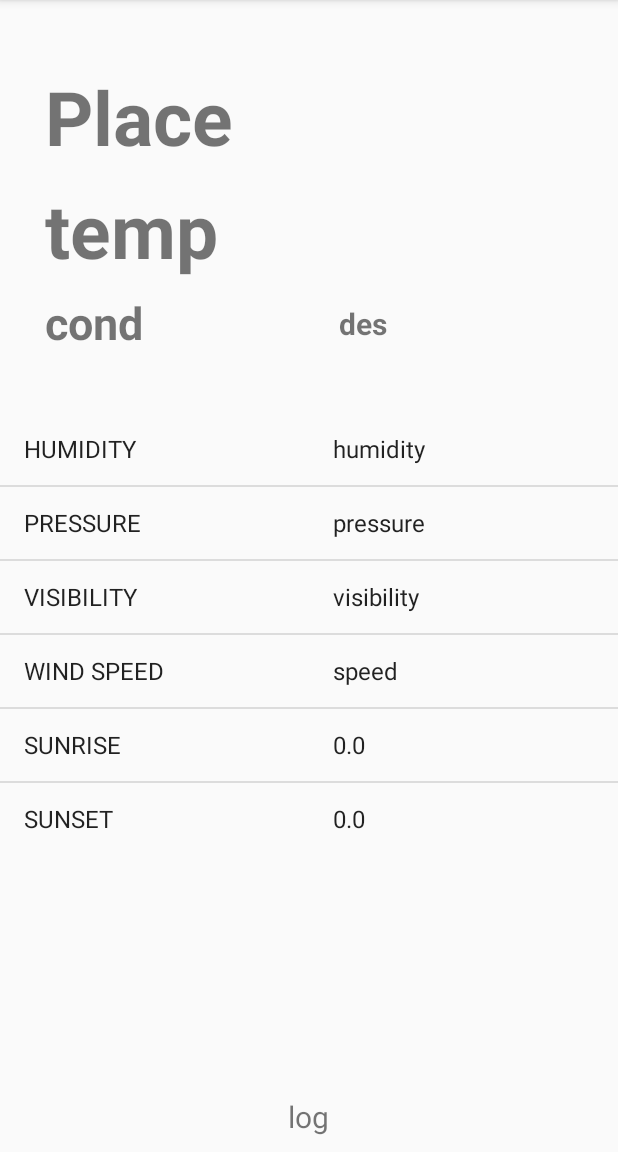
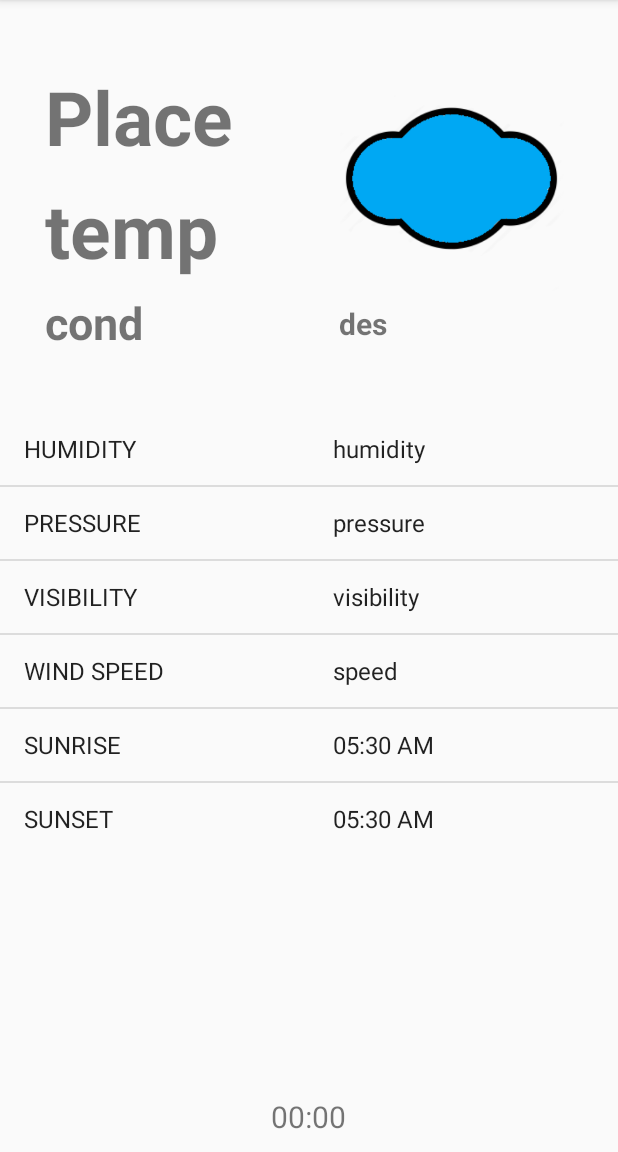
Before and after one commit to theanandankit/WeatherApp, an Android app: the screen it shows after launch (MainActivity), on a phone screen of 412 x 824 dp, the part 84-1236 px from its top. Run offline under Robolectric (Android 15) with nearby library versions, the phone set to English and light mode, and no system bars.

Commit message:
java code update

```diff
--- a/app/src/main/java/com/example/weatherapp/MainActivity.java
+++ b/app/src/main/java/com/example/weatherapp/MainActivity.java
@@ -49,7 +49,7 @@ import java.util.Date;
 public class MainActivity extends AppCompatActivity implements LocationListener, NavigationView.OnNavigationItemSelectedListener {
     public static double log, lat;
     LocationManager locationManager;
-    public static String fg, name, desc, io, humidity, pressure, speed, description;
+    public static String fg, name, desc, io, humidity, pressure, speed, description,current_time;
     public String TAG = "MainActivity.class";
     public static int temp, visibility;
     public static long sunr, suns;
@@ -310,6 +310,8 @@ public class MainActivity extends AppCompatActivity implements LocationListener,
         editor.putString("speed", speed);
         editor.putLong("sunrise", sunr);
         editor.putLong("sunset", suns);
+        editor.putInt("imageid",updateimage(desc));
+        editor.putString("current_time",current_time);
 
         editor.apply();
 
@@ -325,9 +327,12 @@ public class MainActivity extends AppCompatActivity implements LocationListener,
         as.add(sharedPreferences.getString("pressure","pressure"));
         as.add(sharedPreferences.getString("visibility","visibility"));
         as.add(sharedPreferences.getString("speed","speed"));
-        as.add(Double.toString(sharedPreferences.getLong("sunrise",0000)));
-        as.add(Double.toString(sharedPreferences.getLong("sunset",0000)));
+        as.add(gettime(sharedPreferences.getLong("sunrise",0000)));
+        as.add(gettime(sharedPreferences.getLong("sunset",0000)));
         ri.setAdapter(arrayAdapter2);
+        imageView.setImageResource(sharedPreferences.getInt("imageid",R.drawable.cloud));
+        sd.setText(sharedPreferences.getString("current_time","00:00"));
+
     }
 
     private String getcurrenttime()
@@ -335,7 +340,8 @@ public class MainActivity extends AppCompatActivity implements LocationListener,
         Date today = new Date();
         SimpleDateFormat format = new SimpleDateFormat("hh:mm a");
         String dateToStr = format.format(today);
-        return ("Last update: "+dateToStr);
+        current_time= "Last update: "+dateToStr;
+        return current_time;
     }
 
     private void display_value()
@@ -362,8 +368,6 @@ public class MainActivity extends AppCompatActivity implements LocationListener,
     private int updateimage(String a)
     {
 
-        Toast.makeText(this,a, Toast.LENGTH_SHORT).show();
-
         Calendar c = Calendar.getInstance();
         int timeOfDay = c.get(Calendar.HOUR_OF_DAY);
 
@@ -387,7 +391,6 @@ public class MainActivity extends AppCompatActivity implements LocationListener,
         }
         if (a.equals("Clouds"))
         {
-            Toast.makeText(this,Double.toString(timeOfDay), Toast.LENGTH_SHORT).show();
             if(timeOfDay >= 5 && timeOfDay <=18)
                 return R.drawable.cloud_sun;
             else
```
